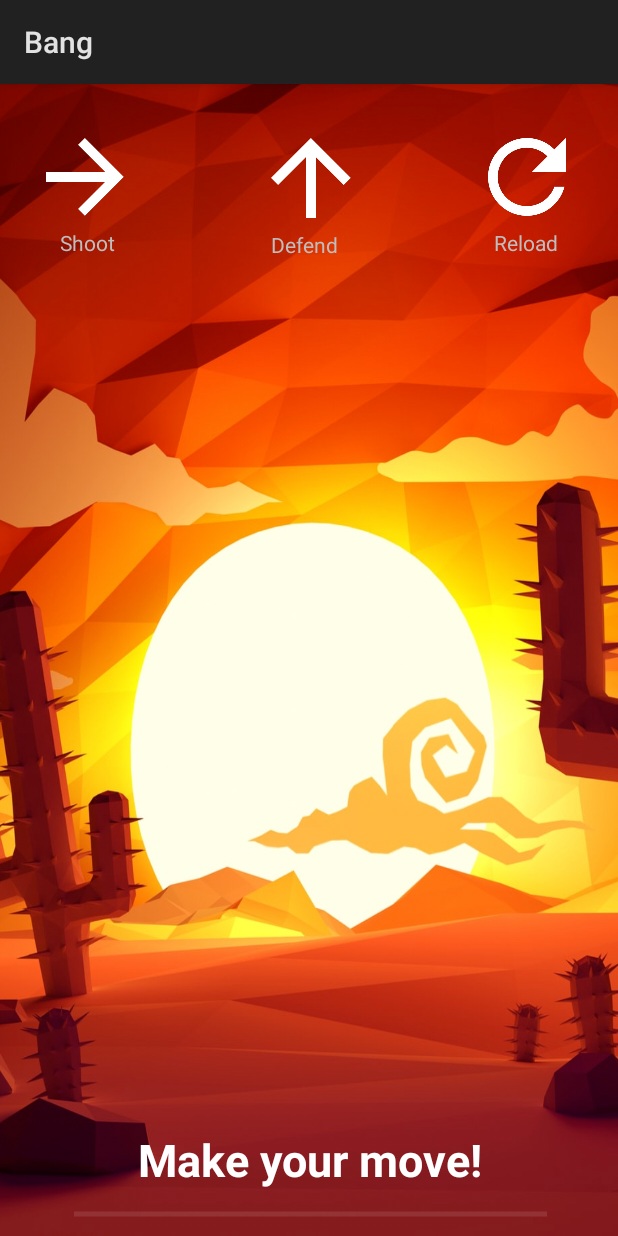
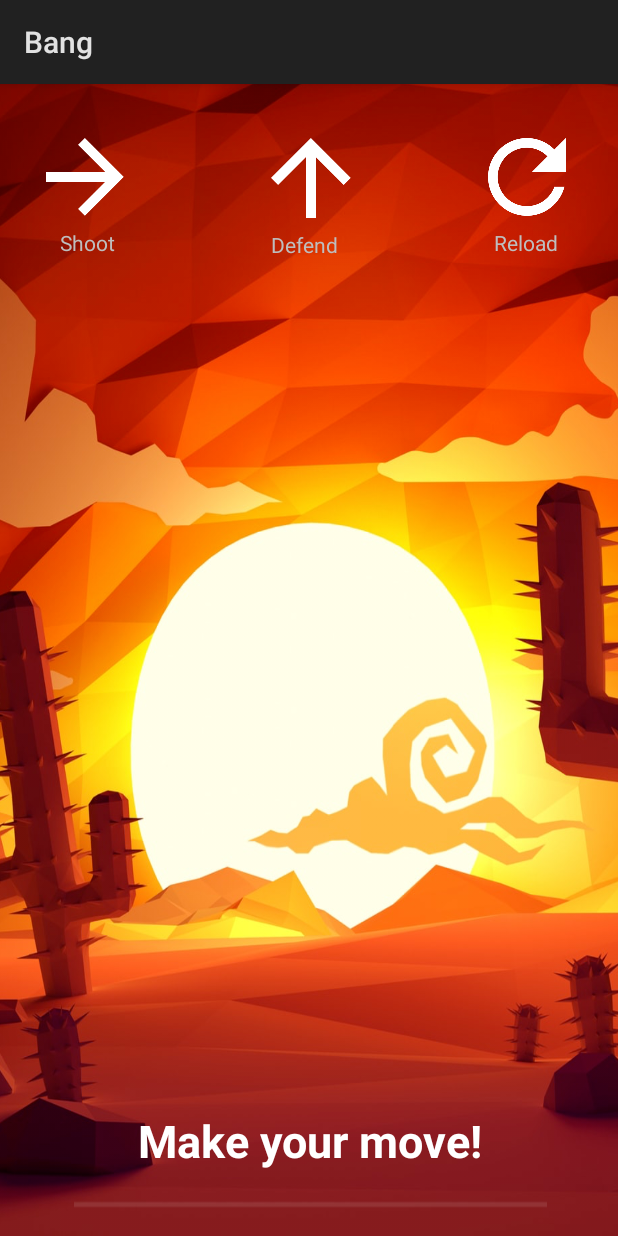
Before and after one commit to PureSin/bang, an Android app: the GameActivity screen opened directly, with no data from a screen before it, on a phone screen of 412 x 824 dp. Run offline under Robolectric (Android 15) with nearby library versions, the phone set to English and light mode, and no system bars; our stand-ins replace Timber.

Commit message:
Timer for the move

```diff
--- a/app/src/main/res/layout/submit_action.xml
+++ b/app/src/main/res/layout/submit_action.xml
@@ -9,10 +9,10 @@
     >
 
     <ProgressBar
-        android:id="@+id/progressBar2"
+        android:id="@+id/timer"
         style="?android:attr/progressBarStyleHorizontal"
         android:layout_width="315dp"
-        android:layout_height="13dp"
+        android:layout_height="26dp"
         android:layout_marginBottom="8dp"
         android:layout_marginEnd="8dp"
         android:layout_marginStart="8dp"
@@ -66,7 +66,7 @@
         android:textColor="@android:color/background_light"
         android:textSize="30sp"
         android:textStyle="bold"
-        app:layout_constraintBottom_toTopOf="@+id/progressBar2"
+        app:layout_constraintBottom_toTopOf="@+id/timer"
         app:layout_constraintEnd_toEndOf="parent"
         app:layout_constraintStart_toStartOf="parent" />
 
```
Also changed, not shown: app/src/main/java/com/standoff/bang/bang/GameActivity.kt (+41 -6 lines).
